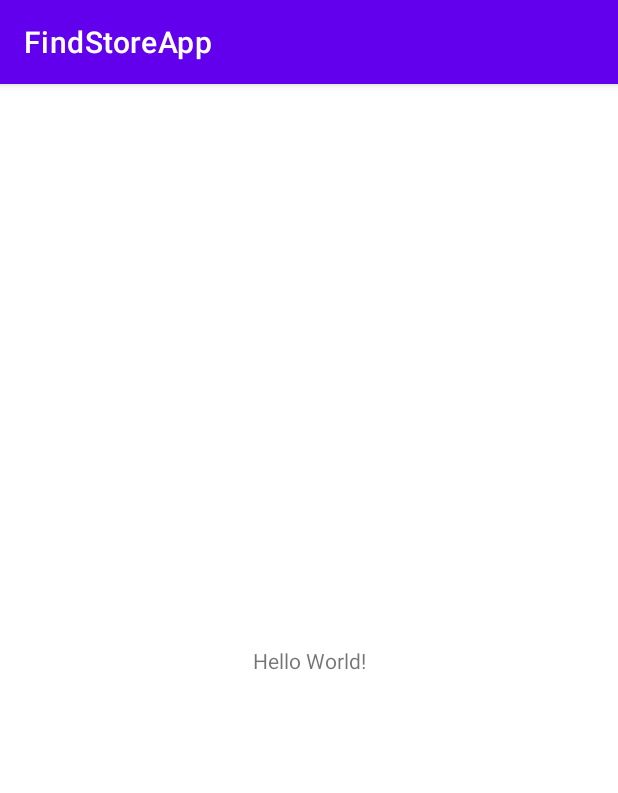
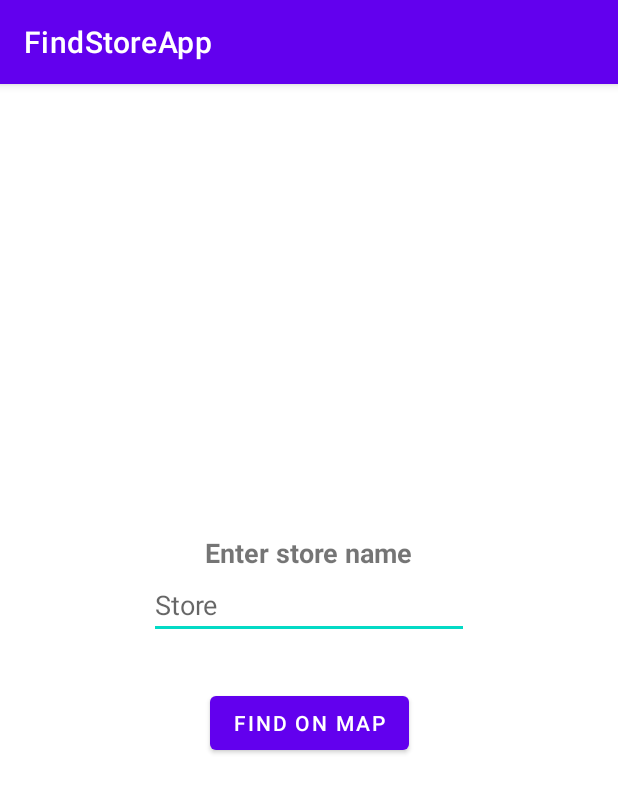
Before and after one commit to ahmed-razic/AndroidFundamentals_FindStoreApp, an Android app: the screen it shows after launch (MainActivity), on a phone screen of 412 x 824 dp. Shown: the top 793 px of the screen. Run offline under Robolectric (Android 15) with nearby library versions, the phone set to English and light mode, and no system bars.

```diff
--- a/app/src/main/res/layout/activity_main.xml
+++ b/app/src/main/res/layout/activity_main.xml
@@ -7,12 +7,38 @@
     tools:context=".MainActivity">
 
     <TextView
+        android:id="@+id/textView"
         android:layout_width="wrap_content"
         android:layout_height="wrap_content"
-        android:text="Hello World!"
-        app:layout_constraintBottom_toBottomOf="parent"
+        android:layout_marginTop="300dp"
+        android:text="@string/enter_store_name"
+        android:textSize="18sp"
+        android:textStyle="bold"
         app:layout_constraintLeft_toLeftOf="parent"
         app:layout_constraintRight_toRightOf="parent"
         app:layout_constraintTop_toTopOf="parent" />
 
+    <EditText
+        android:id="@+id/store_name_editText"
+        android:layout_width="wrap_content"
+        android:layout_height="wrap_content"
+        android:ems="10"
+        android:hint="@string/store"
+        android:inputType="textPersonName"
+        app:layout_constraintEnd_toEndOf="parent"
+        app:layout_constraintStart_toStartOf="parent"
+        app:layout_constraintTop_toBottomOf="@+id/textView"
+        android:importantForAutofill="no" />
+
+    <Button
+        android:id="@+id/button_find"
+        android:layout_width="wrap_content"
+        android:layout_height="wrap_content"
+        android:layout_marginTop="32dp"
+        android:text="@string/find_on_map"
+        app:layout_constraintEnd_toEndOf="parent"
+        app:layout_constraintStart_toStartOf="parent"
+        app:layout_constraintTop_toBottomOf="@+id/store_name_editText"
+        android:onClick="findStore"/>
+
 </androidx.constraintlayout.widget.ConstraintLayout>
--- a/app/src/main/res/values/strings.xml
+++ b/app/src/main/res/values/strings.xml
@@ -1,3 +1,6 @@
 <resources>
     <string name="app_name">FindStoreApp</string>
+    <string name="find_on_map">Find on Map</string>
+    <string name="enter_store_name">Enter store name</string>
+    <string name="store">Store</string>
 </resources>
```
Also changed, not shown: app/src/main/java/com/example/android/findstoreapp/MainActivity.java (+34 -0 lines).
